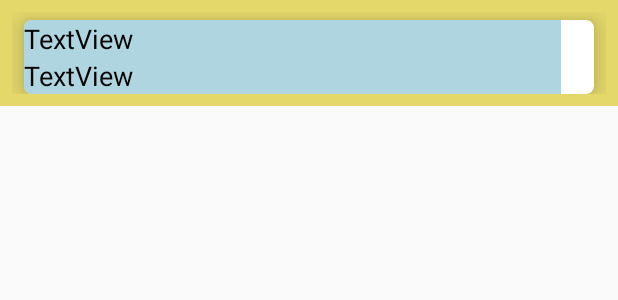
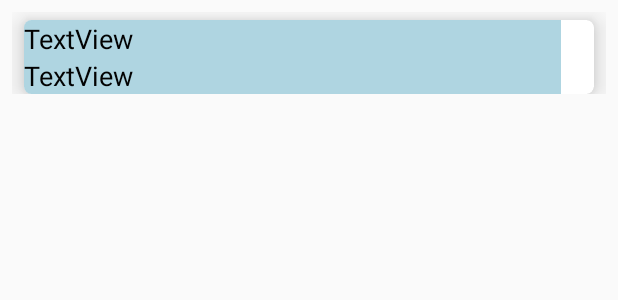
Before and after one commit to Alphonso74/Fantasy-Fanatics, an Android app: the layout score_list.xml on its own in the app's theme, with its tools: preview values and no code run, on a phone screen of 412 x 824 dp. Shown: the top 300 px of the screen. Run offline under Robolectric (Android 15) with nearby library versions, the phone set to English and light mode, and no system bars; Roboto replaces fonts that are not available here.

Commit message:
Bit fix, forgot something to delete

```diff
--- a/app/src/main/res/layout/score_list.xml
+++ b/app/src/main/res/layout/score_list.xml
@@ -4,7 +4,6 @@
     xmlns:tools="http://schemas.android.com/tools"
     android:layout_width="match_parent"
     android:layout_height="wrap_content"
-    android:background="#E4D86B"
     android:padding="8dp">
 
     <androidx.cardview.widget.CardView
```
